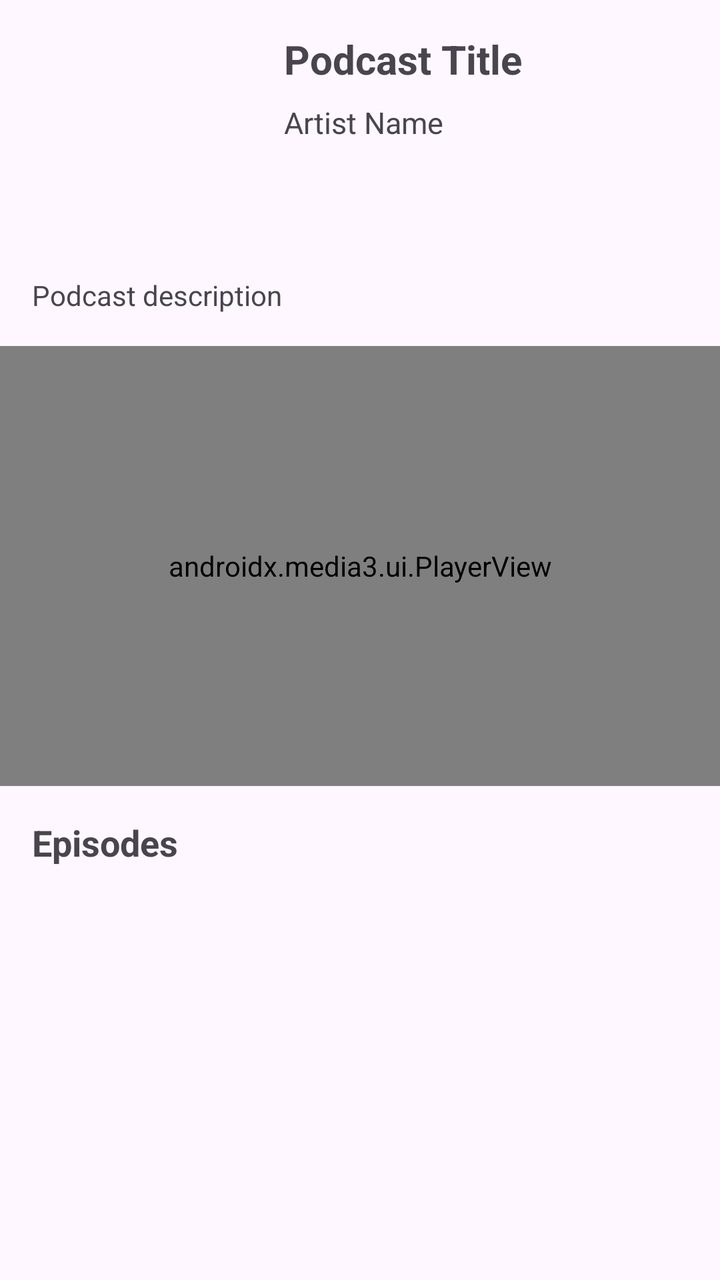
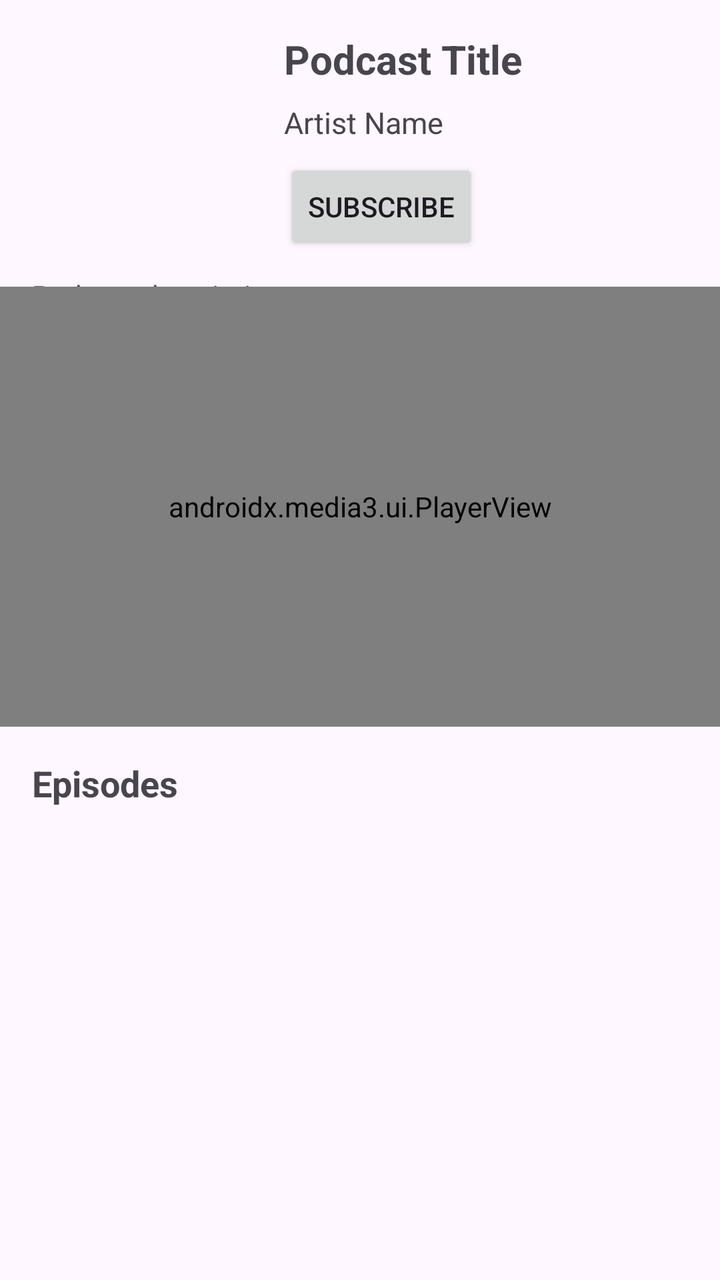

Compare the two renders of this Android layout. The source of the first and the diff that turns it into the second are given below.
<!-- AndroidManifest.xml: application theme Theme.ITunesPodcast2026 -->
<!-- res/layout/activity_podcast_detail.xml -->
<?xml version="1.0" encoding="utf-8"?>
<androidx.constraintlayout.widget.ConstraintLayout
    xmlns:android="http://schemas.android.com/apk/res/android"
    xmlns:app="http://schemas.android.com/apk/res-auto"
    android:layout_width="match_parent"
    android:layout_height="match_parent">

    <ImageView
        android:id="@+id/imageViewPodcastArtwork"
        android:layout_width="110dp"
        android:layout_height="110dp"
        android:scaleType="centerCrop"
        app:layout_constraintStart_toStartOf="parent"
        app:layout_constraintTop_toTopOf="parent"
        android:layout_margin="16dp" />

    <TextView
        android:id="@+id/textViewPodcastTitle"
        android:layout_width="0dp"
        android:layout_height="wrap_content"
        android:text="Podcast Title"
        android:textSize="20sp"
        android:textStyle="bold"
        android:maxLines="3"
        android:ellipsize="end"
        app:layout_constraintStart_toEndOf="@id/imageViewPodcastArtwork"
        app:layout_constraintEnd_toEndOf="parent"
        app:layout_constraintTop_toTopOf="@id/imageViewPodcastArtwork"
        android:layout_marginStart="16dp"
        android:layout_marginEnd="16dp" />

    <TextView
        android:id="@+id/textViewPodcastArtist"
        android:layout_width="0dp"
        android:layout_height="wrap_content"
        android:text="Artist Name"
        android:textSize="15sp"
        app:layout_constraintStart_toStartOf="@id/textViewPodcastTitle"
        app:layout_constraintEnd_toEndOf="@id/textViewPodcastTitle"
        app:layout_constraintTop_toBottomOf="@id/textViewPodcastTitle"
        android:layout_marginTop="8dp" />

    <TextView
        android:id="@+id/textViewDescription"
        android:layout_width="0dp"
        android:layout_height="wrap_content"
        android:text="Podcast description"
        android:textSize="14sp"
        android:maxLines="4"
        android:ellipsize="end"
        app:layout_constraintStart_toStartOf="parent"
        app:layout_constraintEnd_toEndOf="parent"
        app:layout_constraintTop_toBottomOf="@id/imageViewPodcastArtwork"
        android:layout_marginStart="16dp"
        android:layout_marginEnd="16dp"
        android:layout_marginTop="12dp" />

    <androidx.media3.ui.PlayerView
        android:id="@+id/playerView"
        android:layout_width="0dp"
        android:layout_height="220dp"
        android:keepScreenOn="true"
        app:show_buffering="when_playing"
        app:show_shuffle_button="false"
        app:show_subtitle_button="false"
        app:show_vr_button="false"
        app:show_next_button="false"
        app:show_previous_button="false"
        app:layout_constraintStart_toStartOf="parent"
        app:layout_constraintEnd_toEndOf="parent"
        app:layout_constraintTop_toBottomOf="@id/textViewDescription"
        android:layout_marginTop="16dp" />

    <TextView
        android:id="@+id/textViewEpisodesTitle"
        android:layout_width="wrap_content"
        android:layout_height="wrap_content"
        android:text="Episodes"
        android:textSize="18sp"
        android:textStyle="bold"
        app:layout_constraintStart_toStartOf="parent"
        app:layout_constraintTop_toBottomOf="@id/playerView"
        android:layout_marginStart="16dp"
        android:layout_marginTop="16dp" />

    <androidx.recyclerview.widget.RecyclerView
        android:id="@+id/recyclerViewEpisodes"
        android:layout_width="0dp"
        android:layout_height="0dp"
        android:clipToPadding="false"
        android:padding="8dp"
        app:layout_constraintStart_toStartOf="parent"
        app:layout_constraintEnd_toEndOf="parent"
        app:layout_constraintTop_toBottomOf="@id/textViewEpisodesTitle"
        app:layout_constraintBottom_toBottomOf="parent" />

</androidx.constraintlayout.widget.ConstraintLayout>
<!-- resources referenced by this layout -->
<resources>
  <style name="Theme.ITunesPodcast2026" parent="Base.Theme.ITunesPodcast2026" />
  <style name="Base.Theme.ITunesPodcast2026" parent="Theme.Material3.DayNight.NoActionBar">
          
          
      </style>
</resources>

<!-- the commit's change to res/layout/activity_podcast_detail.xml (unified diff, before → after) -->
@@ -40,6 +40,15 @@
         app:layout_constraintTop_toBottomOf="@id/textViewPodcastTitle"
         android:layout_marginTop="8dp" />
 
+    <Button
+        android:id="@+id/buttonSubscribe"
+        android:layout_width="wrap_content"
+        android:layout_height="wrap_content"
+        android:text="SUBSCRIBE"
+        app:layout_constraintStart_toStartOf="@id/textViewPodcastTitle"
+        app:layout_constraintTop_toBottomOf="@id/textViewPodcastArtist"
+        android:layout_marginTop="8dp" />
+
     <TextView
         android:id="@+id/textViewDescription"
         android:layout_width="0dp"
@@ -68,7 +77,7 @@
         app:show_previous_button="false"
         app:layout_constraintStart_toStartOf="parent"
         app:layout_constraintEnd_toEndOf="parent"
-        app:layout_constraintTop_toBottomOf="@id/textViewDescription"
+        app:layout_constraintTop_toBottomOf="@id/buttonSubscribe"
         android:layout_marginTop="16dp" />
 
     <TextView
